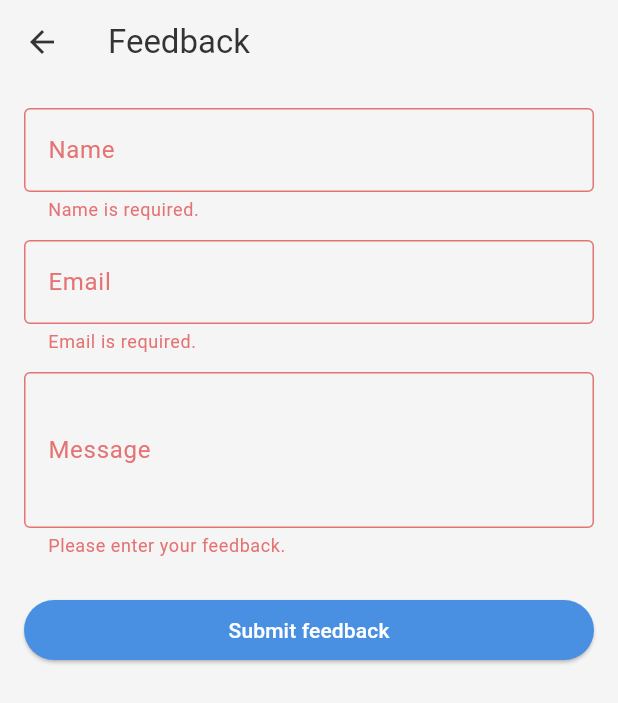
After one commit to cogniwave/cartan, a Flutter app: the FeedbackScreen screen opened directly, after a tap on "Submit feedback", on a phone screen of 412 x 824 dp. The commit adds this screen. Shown: the top 703 px of the screen. Run offline on Flutter 3.47's test engine with Material 3 defaults, Android fonts, the phone set to English and light mode, and no system bars; our stand-ins replace barcode_widget, bloc, equatable, flutter_bloc, flutter_dotenv, flutter_svg and 4 more; missing offline and left inert: antdesign_icons, bugsnag_flutter, mobile_scanner, screen_brightness; accounts and stored records are empty; generated files the repository leaves out were written again; project files that could hold a hidden picture were left out.

Commit message:
feat: feedback screen implementation

```diff
--- a/lib/l10n/app_pt.arb
+++ b/lib/l10n/app_pt.arb
@@ -256,11 +256,11 @@
   "@invalid_email": {
     "description": "Validation error shown when the supplied email does not match a valid format."
   },
-  "message_required": "Por favor, insira o seu feedback.",
+  "message_required": "Por favor, escreva a sua mensagem.",
   "@message_required": {
     "description": "Validation error shown when the feedback message field is empty."
   },
-  "feedback_submission_error": "Não foi possível enviar o feedback. Tente novamente mais tarde.",
+  "feedback_submission_error": "Não foi possível enviar a sua mensagem. Tente novamente mais tarde.",
   "@feedback_submission_error": {
     "description": "Error message shown when feedback submission to the server fails."
   }
--- /dev/null
+++ b/lib/src/screens/feedback_screen.dart
@@ -0,0 +1,193 @@
+import 'package:cartan/src/services/navigation_service.dart';
+import 'package:cartan/utils/app_snackbar.dart';
+import 'package:flutter/material.dart';
+import 'package:flutter_gen/gen_l10n/app_localizations.dart';
+
+class FeedbackScreen extends StatefulWidget {
+  const FeedbackScreen({super.key});
+  @override
+  State<FeedbackScreen> createState() => _FeedbackScreenState();
+}
+
+class _FeedbackScreenState extends State<FeedbackScreen> {
+  final _nameCtrl = TextEditingController();
+  final _emailCtrl = TextEditingController();
+  final _messageCtrl = TextEditingController();
+
+  String? _nameError;
+  String? _emailError;
+  String? _messageError;
+  bool _isSubmitting = false;
+
+  @override
+  void dispose() {
+    _nameCtrl.dispose();
+    _emailCtrl.dispose();
+    _messageCtrl.dispose();
+    super.dispose();
+  }
+
+  // Validates email using a regex pattern
+  bool _isValidEmail(String email) {
+    final emailRegex = RegExp(r'^[^@]+@[^@]+\.[^@]+');
+    return emailRegex.hasMatch(email);
+  }
+
+  Future<void> _onSubmit() async {
+    final localizations = AppLocalizations.of(context)!;
+
+    // Reset previous errors
+    setState(() {
+      _nameError = _emailError = _messageError = null;
+    });
+
+    // Validate fields
+    bool hasError = false;
+
+    // Name validation
+    if (_nameCtrl.text.trim().isEmpty) {
+      setState(() {
+        _nameError = localizations.name_required;
+      });
+      hasError = true;
+    }
+
+    // Email validation
+    if (_emailCtrl.text.trim().isEmpty) {
+      setState(() {
+        _emailError = localizations.email_required;
+      });
+      hasError = true;
+    } else if (!_isValidEmail(_emailCtrl.text.trim())) {
+      setState(() {
+        _emailError = localizations.invalid_email;
+      });
+      hasError = true;
+    }
+
+    // Message validation
+    if (_messageCtrl.text.trim().isEmpty) {
+      setState(() {
+        _messageError = localizations.message_required;
+      });
+      hasError = true;
+    }
+
+    if (hasError) {
+      return;
+    }
+
+    // Show loading indicator
+    setState(() {
+      _isSubmitting = true;
+    });
+
+    try {
+      // Simulate API call with a delay
+      await Future.delayed(const Duration(seconds: 1));
+
+      // Send feedback to backend
+      //   await FirebaseFirestore.instance.collection('feedback').add({
+      //     'name': _nameCtrl.text,
+      //     'email': _emailCtrl.text,
+      //     'message': _messageCtrl.text,
+      //     'timestamp': FieldValue.serverTimestamp(),
+      //   });
+
+      if (!mounted) return;
+
+      AppSnackBar.showSuccess(localizations.feedback_sent);
+
+      NavigationService().pop();
+    } catch (e) {
+      if (!mounted) return;
+
+      AppSnackBar.showError(localizations.feedback_submission_error);
+
+      setState(() {
+        _isSubmitting = false;
+      });
+    }
+  }
+
+  @override
+  Widget build(BuildContext context) {
+    final localizations = AppLocalizations.of(context)!;
+    return Scaffold(
+      appBar: AppBar(title: Text(localizations.feedback)),
+      body: SingleChildScrollView(
+        padding: const EdgeInsets.all(16),
+        child: Column(
+          children: [
+            TextFormField(
+              controller: _nameCtrl,
+              decoration: InputDecoration(
+                labelText: localizations.name,
+                errorText: _nameError,
+              ),
+              textInputAction: TextInputAction.next,
+              onChanged: (_) {
+                // Clear error when user types
+                if (_nameError != null) {
+                  setState(() {
+                    _nameError = null;
+                  });
+                }
+              },
+            ),
+            const SizedBox(height: 12),
+            TextFormField(
+              controller: _emailCtrl,
+              decoration: InputDecoration(
+                labelText: localizations.email,
+                errorText: _emailError,
+              ),
+              keyboardType: TextInputType.emailAddress,
+              textInputAction: TextInputAction.next,
+              onChanged: (_) {
+                // Clear error when user types
+                if (_emailError != null) {
+                  setState(() {
+                    _emailError = null;
+                  });
+                }
+              },
+            ),
+            const SizedBox(height: 12),
+            TextFormField(
+              controller: _messageCtrl,
+              decoration: InputDecoration(
+                labelText: localizations.message,
+                errorText: _messageError,
+              ),
+              maxLines: 5,
+              minLines: 3,
+              onChanged: (_) {
+                // Clear error when user types
+                if (_messageError != null) {
+                  setState(() {
+                    _messageError = null;
+                  });
+                }
+              },
+            ),
+            const SizedBox(height: 24),
+            SizedBox(
+              width: double.infinity,
+              child: ElevatedButton(
+                onPressed: _isSubmitting ? null : _onSubmit,
+                child: _isSubmitting
+                    ? const SizedBox(
+                  width: 16,
+                  height: 16,
+                  child: CircularProgressIndicator(strokeWidth: 2),
+                )
+                    : Text(localizations.submit),
+              ),
+            ),
+          ],
+        ),
+      ),
+    );
+  }
+}
--- a/lib/src/screens/settings_screen.dart
+++ b/lib/src/screens/settings_screen.dart
@@ -9,6 +9,7 @@ import 'package:url_launcher/url_launcher.dart';
 import 'package:cartan/src/widgets/font_size/font_size_subtitle.dart';
 import 'package:cartan/src/widgets/language/language_subtitle.dart';
 import 'font_size_screen.dart';
+import 'feedback_screen.dart';
 import 'language_screen.dart';
 
 class SettingsScreen extends StatelessWidget {
@@ -108,6 +109,12 @@ class SettingsScreen extends StatelessWidget {
             ListTile(
               title: Text(localizations.feedback),
               leading: Icon(AntIcons.likeOutlined),
+              onTap: () {
+                Navigator.push(
+                  context,
+                  MaterialPageRoute(builder: (context) => const FeedbackScreen()),
+                );
+              },
             ),
           ],
         ),
```
